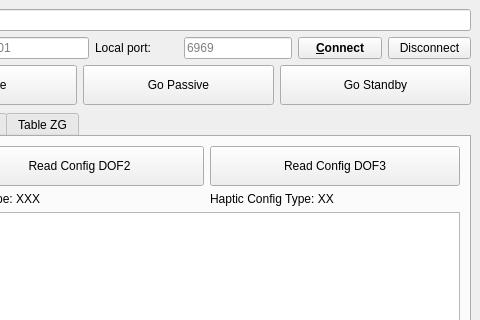
Before: the Qt Designer form src/main_window.ui in gianmaria/smarter-gui-demo, drawn with Qt 5; both pictures show x 321 to 801 and y 0 to 320 of the 801 by 600 pixel window.
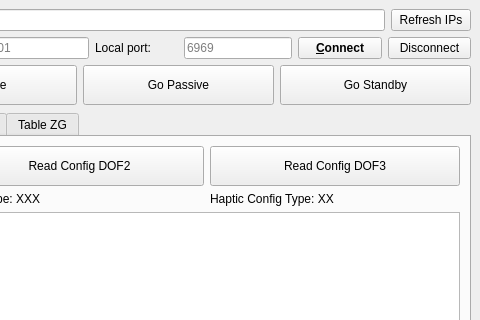
After: the same form once the commit is applied. Custom widgets are drawn as their Qt base class.

Commit message: Added refresh ips button

The edit to the form file:
```diff
--- a/src/main_window.ui
+++ b/src/main_window.ui
@@ -74,6 +74,13 @@
         </property>
        </widget>
       </item>
+      <item>
+       <widget class="QPushButton" name="pb_refresh_ips">
+        <property name="text">
+         <string>Refresh IPs</string>
+        </property>
+       </widget>
+      </item>
      </layout>
     </item>
     <item row="1" column="0">
```
The commit also changes 2 other files.
